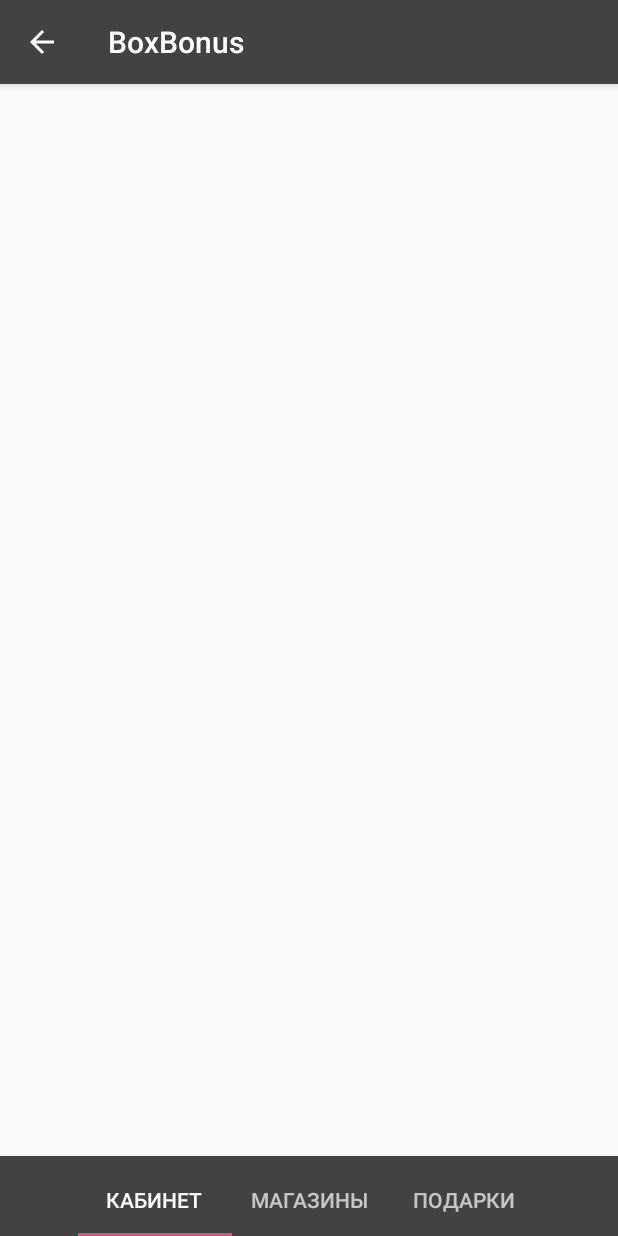
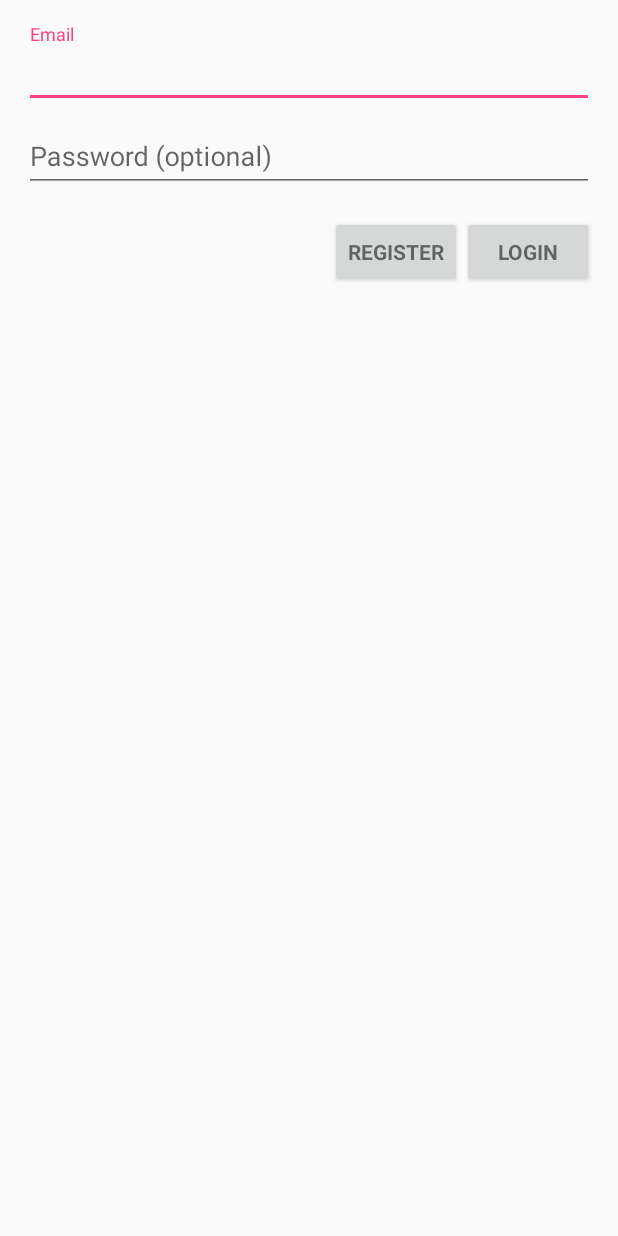
Before and after one commit to ixvil/BoxBonus.Android, an Android app: the screen it shows after launch (MainActivity before the commit, LoginActivity after it), on a phone screen of 412 x 824 dp. Run offline under Robolectric (Android 15) with nearby library versions, the phone set to English and light mode, and no system bars; libraries missing offline, so code that uses them is left out: android.support.test, com.koushikdutta.async, com.koushikdutta.ion, com.vk.sdk; pictures from the network do not load; 1 statement that could not run was skipped.

Commit message:
connected to Backend, can get login

```diff
--- a/app/build.gradle
+++ b/app/build.gradle
@@ -35,6 +35,9 @@ dependencies {
     compile 'com.android.support:cardview-v7:24.2.1'
     compile 'com.vk:androidsdk:1.6.5'
 
+    compile 'com.koushikdutta.ion:ion:2.+'
+
     testCompile 'junit:junit:4.12'
     compile 'com.google.android.gms:play-services-appindexing:8.4.0'
+    compile 'com.android.support.test.espresso:espresso-core:2.2.2'
 }
--- a/app/src/main/java/com/ixvil/boxbonus/MainActivity.java
+++ b/app/src/main/java/com/ixvil/boxbonus/MainActivity.java
@@ -32,7 +32,7 @@ public class MainActivity extends AppCompatActivity implements HomeFragment.OnFr
     protected void onCreate(Bundle savedInstanceState) {
         super.onCreate(savedInstanceState);
         setContentView(R.layout.activity_main);
-        if (User.userId == null) {
+        if (User.userId == 0) {
             VKSdk.login(this, null);
         }
 
@@ -74,8 +74,8 @@ public class MainActivity extends AppCompatActivity implements HomeFragment.OnFr
     private void setupViewPager(ViewPager viewPager) {
         Adapter adapter = new Adapter(getSupportFragmentManager());
         adapter.addFragment(new HomeFragment(), getResources().getString(R.string.home_button));
-        adapter.addFragment(new CardContentFragment(), getResources().getString(R.string.shops_button));
-        adapter.addFragment(new TileContentFragment(), getResources().getString(R.string.gifts_button));
+//        adapter.addFragment(new CardContentFragment(), getResources().getString(R.string.shops_button));
+//        adapter.addFragment(new TileContentFragment(), getResources().getString(R.string.gifts_button));
         viewPager.setAdapter(adapter);
     }
 
@@ -131,18 +131,20 @@ public class MainActivity extends AppCompatActivity implements HomeFragment.OnFr
     }
 
     @Override
-    protected void onActivityResult(int requestCode, int resultCode, Intent data) {
+    protected void onActivityResult(int requestCode, int resultCode, final Intent data) {
         if (!VKSdk.onActivityResult(requestCode, resultCode, data, new VKCallback<VKAccessToken>() {
 
             @Override
             public void onResult(VKAccessToken res) {
-                User.userId = res.userId;
+                User applicationUser = new User(getApplicationContext());
+                applicationUser.vkAuth(res.userId);
+
 
             }
 
             @Override
             public void onError(VKError error) {
-                User.userId = null;
+                User.userId = 0;
             }
         })) {
             super.onActivityResult(requestCode, resultCode, data);
--- /dev/null
+++ b/app/src/main/res/layout/activity_login.xml
@@ -0,0 +1,96 @@
+<LinearLayout xmlns:android="http://schemas.android.com/apk/res/android"
+    xmlns:tools="http://schemas.android.com/tools"
+    android:layout_width="match_parent"
+    android:layout_height="match_parent"
+    android:gravity="center_horizontal"
+    android:orientation="vertical"
+    android:paddingBottom="@dimen/activity_vertical_margin"
+    android:paddingLeft="@dimen/activity_horizontal_margin"
+    android:paddingRight="@dimen/activity_horizontal_margin"
+    android:paddingTop="@dimen/activity_vertical_margin"
+    tools:context="com.ixvil.boxbonus.LoginActivity">
+
+    <!-- Login progress -->
+    <ProgressBar
+        android:id="@+id/login_progress"
+        style="?android:attr/progressBarStyleLarge"
+        android:layout_width="wrap_content"
+        android:layout_height="wrap_content"
+        android:layout_marginBottom="8dp"
+        android:visibility="gone" />
+
+    <ScrollView
+        android:id="@+id/login_form"
+        android:layout_width="match_parent"
+        android:layout_height="match_parent">
+
+        <LinearLayout
+            android:id="@+id/email_login_form"
+            android:layout_width="match_parent"
+            android:layout_height="wrap_content"
+            android:orientation="vertical">
+
+
+            <android.support.design.widget.TextInputLayout
+                android:layout_width="match_parent"
+                android:layout_height="wrap_content">
+
+                <AutoCompleteTextView
+                    android:id="@+id/email"
+                    android:layout_width="match_parent"
+                    android:layout_height="wrap_content"
+                    android:hint="@string/prompt_email"
+                    android:inputType="textEmailAddress"
+                    android:maxLines="1"
+                    android:singleLine="true" />
+
+            </android.support.design.widget.TextInputLayout>
+
+            <android.support.design.widget.TextInputLayout
+                android:layout_width="match_parent"
+                android:layout_height="wrap_content">
+
+                <EditText
+                    android:id="@+id/password"
+                    android:layout_width="match_parent"
+                    android:layout_height="wrap_content"
+                    android:hint="@string/prompt_password"
+                    android:imeActionId="@+id/login"
+                    android:imeActionLabel="@string/action_sign_in_short"
+                    android:imeOptions="actionUnspecified"
+                    android:inputType="textPassword"
+                    android:maxLines="1"
+                    android:singleLine="true" />
+
+            </android.support.design.widget.TextInputLayout>
+
+            <RelativeLayout
+                android:layout_width="match_parent"
+                android:layout_height="wrap_content"
+                android:gravity="right">
+
+                <Button
+                    android:id="@+id/email_register_button"
+                    style="?android:textAppearanceSmall"
+                    android:layout_width="wrap_content"
+                    android:layout_height="wrap_content"
+                    android:layout_marginTop="16dp"
+                    android:text="@string/action_register"
+
+                    android:textStyle="bold" />
+
+                <Button
+                    android:id="@+id/email_sign_in_button"
+                    style="?android:textAppearanceSmall"
+                    android:layout_width="wrap_content"
+                    android:layout_height="wrap_content"
+                    android:layout_marginTop="16dp"
+                    android:layout_toRightOf="@+id/email_register_button"
+                    android:text="@string/action_sign_in"
+                    android:textStyle="bold" />
+
+
+            </RelativeLayout>
+        </LinearLayout>
+    </ScrollView>
+</LinearLayout>
--- a/app/src/main/res/values/dimens.xml
+++ b/app/src/main/res/values/dimens.xml
@@ -19,4 +19,6 @@
     <dimen name="navheader_height">222dp</dimen>
     <dimen name="text_margin">5dp</dimen>
     <dimen name="fab_margin">16dp</dimen>
+    <dimen name="pic_height">250dp</dimen>
+    <dimen name="bonus_text_size">25dp</dimen>
 </resources>
--- a/app/src/main/res/values/strings.xml
+++ b/app/src/main/res/values/strings.xml
@@ -20,7 +20,7 @@
     <!-- Strings related to login -->
     <string name="prompt_email">Email</string>
     <string name="prompt_password">Password (optional)</string>
-    <string name="action_sign_in">Sign in or register</string>
+    <string name="action_sign_in">Login</string>
     <string name="action_sign_in_short">Sign in</string>
     <string name="error_invalid_email">This email address is invalid</string>
     <string name="error_invalid_password">This password is too short</string>
@@ -30,6 +30,9 @@
         completions."
     </string>
     <string name="title_activity_main2">Main2Activity</string>
+    <string name="textcard">Идеология существенно формирует эмпирический политический процесс в современной России (приводится по работе Д.Белла \"Грядущее постиндустриальное общество\"). Христианско-демократический национализм, несмотря на внешние воздействия, верифицирует институциональный субъект власти. Понятие политического участия последовательно. Политическая коммуникация интегрирует либерализм.</string>
+    <string name="action_register">Register</string>
+    <string name="hostname">http://52.32.2.151/</string>
 
     <integer name="com_vk_sdk_AppId">5651075</integer>
 
```
Also changed, not shown: app/src/main/AndroidManifest.xml (+11 -4 lines), app/src/main/java/com/ixvil/boxbonus/HomeFragment.java (+17 -1 lines), app/src/main/java/com/ixvil/boxbonus/LoginActivity.java (added, +323 -0 lines), app/src/main/java/com/ixvil/boxbonus/User.java (+33 -1 lines), app/src/main/res/layout/fragment_home.xml (+92 -0 lines).
